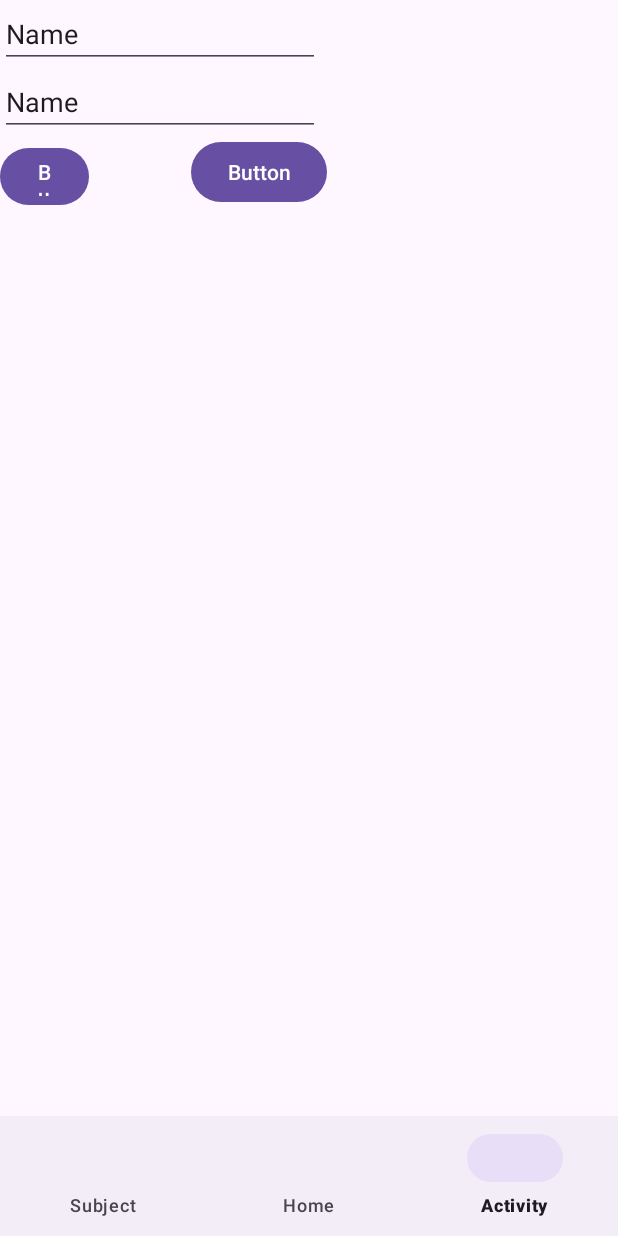
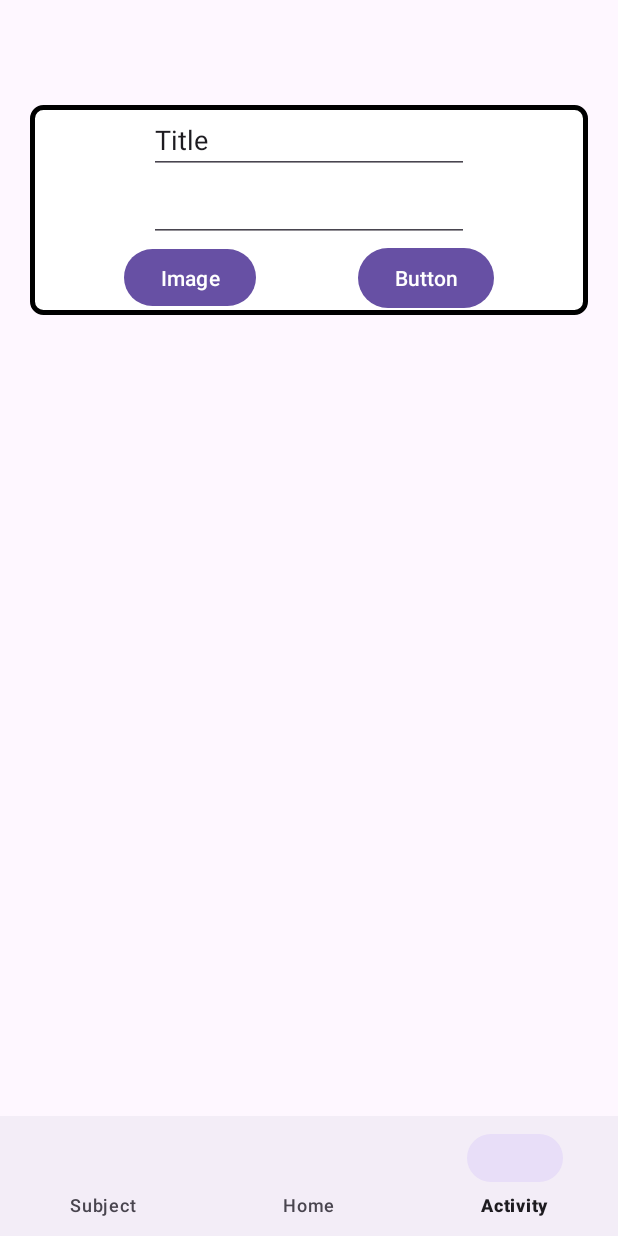
Before and after one commit to Chuanzz7/mobile_final, an Android app: the ActivityListFragment screen opened through its navigation route, on a phone screen of 412 x 824 dp. Run offline under Robolectric (Android 15) with nearby library versions, the phone set to English and light mode, and no system bars; our stand-ins replace Room's generated code, navigation-ui.

Commit message:
activity list

```diff
--- a/app/src/main/java/com/example/mobile_final/entity/Activity.kt
+++ b/app/src/main/java/com/example/mobile_final/entity/Activity.kt
@@ -11,6 +11,8 @@ data class Activity(
     var id: Int,
     @ColumnInfo(name = "user_id")
     var user_id: Int,
+    @ColumnInfo(name = "title")
+    var title: String,
     @ColumnInfo(name = "description")
     var description: String?,
     @ColumnInfo(name = "image")
--- a/app/src/main/java/com/example/mobile_final/viewModel/ActivityViewModel.kt
+++ b/app/src/main/java/com/example/mobile_final/viewModel/ActivityViewModel.kt
@@ -17,8 +17,8 @@ class ActivityViewModel(private val activityDao: ActivityDao) : ViewModel() {
         return activityDao.getAll();
     }
 
-    fun insertActivity(userId: Int, description: String, imagePath: String?) =
+    fun insertActivity(userId: Int, title: String, description: String, imagePath: String?) =
         viewModelScope.launch {
-            activityDao.insert(Activity(0, userId, description, imagePath))
+            activityDao.insert(Activity(0, userId, title, description, imagePath))
         }
 }
--- a/app/src/main/java/com/example/mobile_final/viewModel/adapter/ActivityAdapter.kt
+++ b/app/src/main/java/com/example/mobile_final/viewModel/adapter/ActivityAdapter.kt
@@ -42,8 +42,12 @@ class ActivityAdapter : RecyclerView.Adapter<ActivityAdapter.ActivityItemModel>(
 
     override fun onBindViewHolder(holder: ActivityItemModel, position: Int) {
         val thisItem = differ.currentList[position]
-        holder.itemBinding.txtActivityUsername.text = thisItem.description
+        holder.itemBinding.txtActivityTitle.text = thisItem.title
+        holder.itemBinding.txtActivityDescription.text = thisItem.description
+
         if (thisItem.imagePath != null) {
+            holder.itemBinding.imageView.layoutParams.height = 400;
+            holder.itemBinding.imageView.layoutParams.width = 400;
             Glide.with(holder.itemView).load(File(thisItem.imagePath!!))
                 .into(holder.itemBinding.imageView)
         }
--- a/app/src/main/res/layout/fragment_activity_list.xml
+++ b/app/src/main/res/layout/fragment_activity_list.xml
@@ -1,5 +1,5 @@
 <?xml version="1.0" encoding="utf-8"?>
-<ScrollView xmlns:android="http://schemas.android.com/apk/res/android"
+<androidx.core.widget.NestedScrollView xmlns:android="http://schemas.android.com/apk/res/android"
     xmlns:app="http://schemas.android.com/apk/res-auto"
     xmlns:tools="http://schemas.android.com/tools"
     android:layout_width="match_parent"
@@ -7,37 +7,48 @@
     tools:context=".ActivityListFragment">
 
     <LinearLayout
+        android:layout_width="match_parent"
+        android:layout_height="match_parent"
+        android:layout_marginTop="50dp"
+        android:orientation="vertical"
+        android:paddingBottom="100dp">
+
+        <LinearLayout
             android:id="@+id/createLayout"
             android:layout_width="match_parent"
             android:layout_height="match_parent"
+            android:layout_margin="20dp"
+            android:background="@drawable/rounded_border"
+            android:gravity="center"
             android:orientation="vertical">
 
             <EditText
-            android:id="@+id/editTextText"
+                android:id="@+id/txt_title"
                 android:layout_width="wrap_content"
                 android:layout_height="wrap_content"
                 android:ems="10"
                 android:inputType="text"
-            android:text="Name" />
+                android:text="Title" />
 
             <EditText
-            android:id="@+id/editTextText2"
+                android:id="@+id/txt_description"
                 android:layout_width="wrap_content"
                 android:layout_height="wrap_content"
                 android:ems="10"
-            android:inputType="text"
-            android:text="Name" />
+                android:gravity="start|top"
+                android:inputType="textMultiLine" />
 
             <LinearLayout
                 android:layout_width="match_parent"
                 android:layout_height="wrap_content"
+                android:gravity="center_horizontal"
                 android:orientation="horizontal">
 
                 <Button
                     android:id="@+id/btn_image"
-                android:layout_width="59dp"
+                    android:layout_width="wrap_content"
                     android:layout_height="46dp"
-                android:text="Button" />
+                    android:text="Image" />
 
                 <Button
                     android:id="@+id/btn_create"
@@ -47,6 +58,7 @@
                     android:text="Button" />
 
             </LinearLayout>
+        </LinearLayout>
 
         <androidx.recyclerview.widget.RecyclerView
             android:id="@+id/recycleView"
@@ -55,4 +67,4 @@
             app:layout_constraintBottom_toBottomOf="@+id/createLayout"
             tools:layout_editor_absoluteX="0dp" />
     </LinearLayout>
-</ScrollView>
+</androidx.core.widget.NestedScrollView>
```
Also changed, not shown: app/src/main/java/com/example/mobile_final/ActivityListFragment.kt (+8 -41 lines), app/src/main/java/com/example/mobile_final/util/ImageSaver.kt (+32 -107 lines), app/src/main/res/layout/container_activity.xml (+14 -27 lines). Lines whose indentation alone changed are shown as unchanged.
